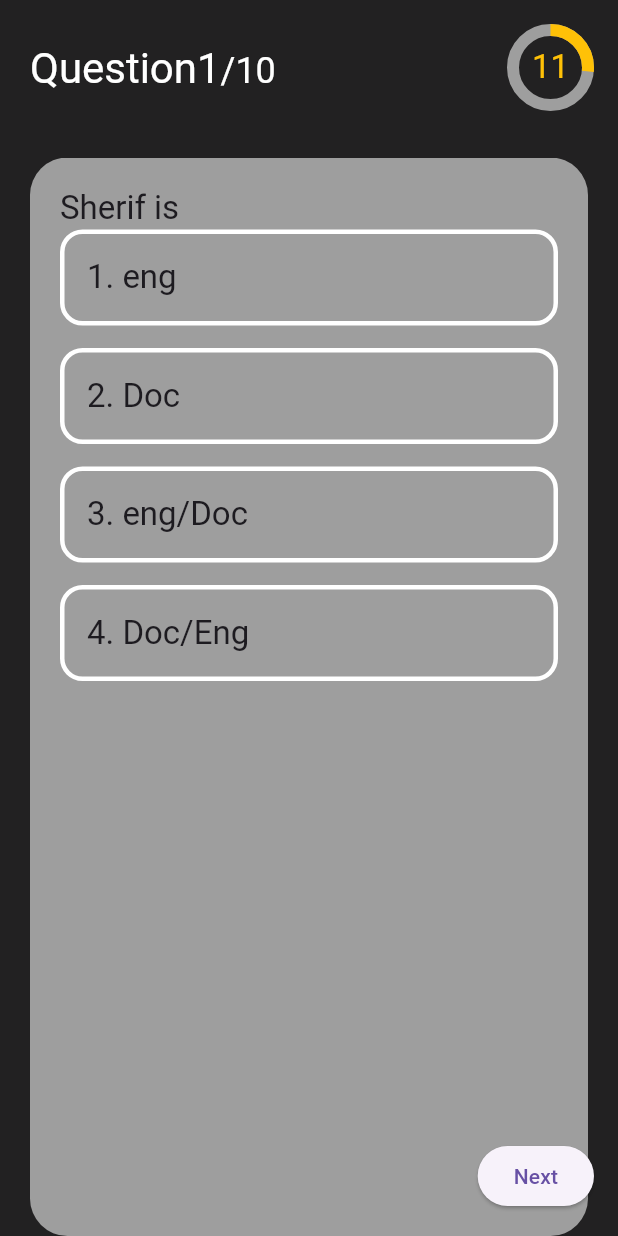
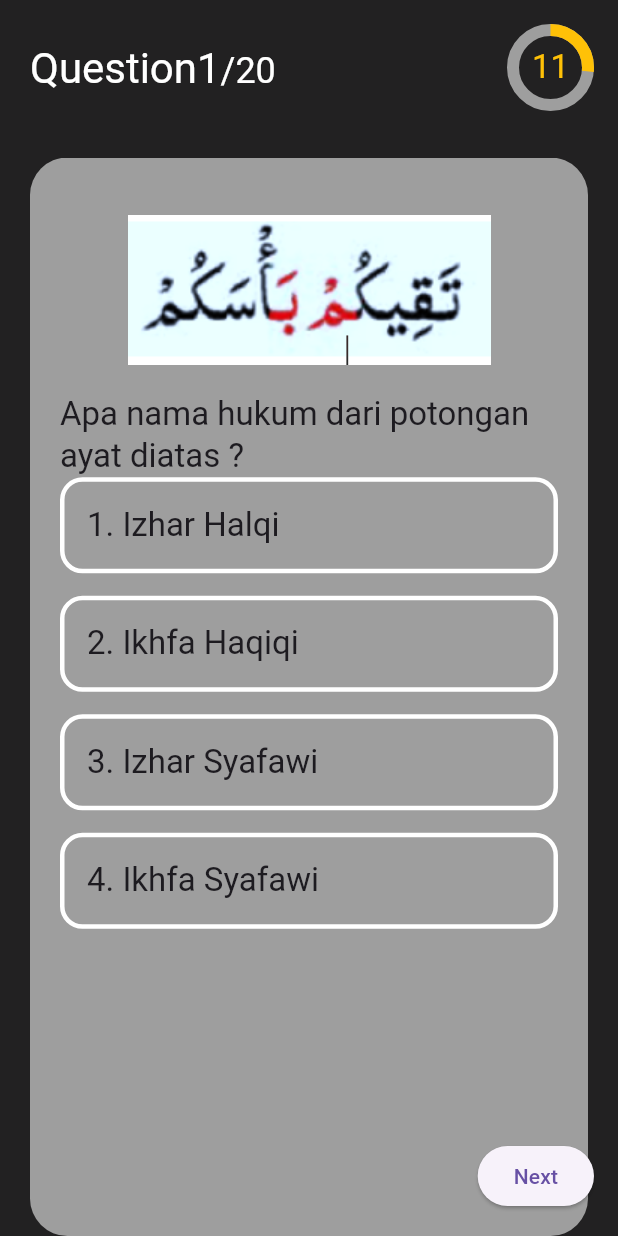
Before and after one commit to Noerz/ilmu_tajwid, a Flutter app: the QuizView screen opened by its route, swiped to page 4, on a phone screen of 412 x 824 dp. Run offline on Flutter 3.47's test engine with Material 3 defaults, Android fonts, the phone set to English and light mode, and no system bars; our stand-ins replace dio, flutter_dotenv, flutter_secure_storage, get, google_fonts, pretty_dio_logger; accounts and stored records are empty.

Commit message:
Update Quiz Controller

```diff
--- a/lib/app/global_widgets/answer_option.dart
+++ b/lib/app/global_widgets/answer_option.dart
@@ -15,16 +15,16 @@ class AnswerOption extends StatelessWidget {
   final int index;
   final int questionId;
   final Function() onPressed;
-//هنا الويدجت بتاععت الاجابات
+
   @override
   Widget build(BuildContext context) {
     return GetBuilder<QuizController>(
       init: Get.find<QuizController>(),
       builder: (controller) => InkWell(
-          onTap: controller.checkIsQuestionAnswered(questionId) ? null : onPressed,
+          onTap:
+              controller.checkIsQuestionAnswered(questionId) ? null : onPressed,
           child: Container(
             width: double.infinity,
-
             decoration: BoxDecoration(
                 borderRadius: BorderRadius.circular(15),
                 border:
@@ -34,16 +34,18 @@ class AnswerOption extends StatelessWidget {
               child: Row(
                 mainAxisAlignment: MainAxisAlignment.spaceBetween,
                 children: [
-                  RichText(
+                  Flexible(
+                    child: RichText(
                       text: TextSpan(
                           text: '${index + 1}. ',
-                        style: Theme.of(context).textTheme.headline6,
+                          style: Theme.of(context).textTheme.titleLarge,
                           children: [
                             TextSpan(
                               text: text,
-                            style: Theme.of(context).textTheme.headline6,
+                              style: Theme.of(context).textTheme.titleLarge,
                             ),
                           ]),
+                    ),
                   ),
                   if (controller.checkIsQuestionAnswered(questionId) &&
                       controller.selectAnswer == index)
@@ -62,7 +64,8 @@ class AnswerOption extends StatelessWidget {
                       child: Icon(
                         controller.getIcon(index),
                         color: Colors.white,
-                        ))
+                      ),
+                    ),
                 ],
               ),
             ),
--- a/lib/app/modules/quiz/controllers/quiz_controller.dart
+++ b/lib/app/modules/quiz/controllers/quiz_controller.dart
@@ -24,7 +24,7 @@ class QuizController extends GetxController {
     QuestionModel(
         id: 2,
         question: "Manakah yang termasuk contoh ikfa syafawi ?",
-        answer: 1,
+        answer: 2,
         options: [
           'أَنْعَمْتَ',
           'هُمْ بِذَلِكَ ',
@@ -35,56 +35,200 @@ class QuizController extends GetxController {
     QuestionModel(
         id: 3,
         question: "Huruf ikfa syafawi ada satu yaitu ?",
-        answer: 2,
-        options: ['ن', 'م', 'ت', 'ب'],
+        answer: 4,
+        options: [
+          'ن',
+          'م',
+          'ت',
+          'ب',
+        ],
         image: null),
     QuestionModel(
         id: 4,
-        question: "Sherif is",
-        answer: 1,
-        options: ['eng', 'Doc', 'eng/Doc', 'Doc/Eng'],
-        image: 'test.png'),
+        question: "Apa nama hukum dari potongan ayat diatas ?",
+        answer: 4,
+        options: [
+          'Izhar Halqi',
+          'Ikhfa Haqiqi',
+          'Izhar Syafawi',
+          'Ikhfa Syafawi'
+        ],
+        image: 'assets/quiz2.png'),
     QuestionModel(
         id: 5,
-        question: "Best Rapper in Egypt",
-        answer: 3,
-        options: ['Eljoker', 'Abyu', 'R3', 'All of the above'],
-        image: 'test.png'),
+        question: "Berikut ini merupakan huruf idghom bighunnah, kecuali ?",
+        answer: 4,
+        options: [
+          'ي',
+          ' و',
+          'ن',
+          'ب',
+        ],
+        image: null),
     QuestionModel(
         id: 6,
-        question: "Real Name of ahmed sherif",
-        answer: 2,
-        options: ['ahmed sherif', 'sherif', 'Haytham', 'NONE OF ABOVE'],
-        image: 'test.png'),
+        question: 'Yang dinamakan dengan iqlab ialah ?',
+        answer: 4,
+        options: [
+          'Nun sukun atau tanwin bertemu dg ي _ م _ ن _ و',
+          'Nun sukun atau tanwin bertemu ا _ ح _ خ _ ع _ غ _ ء',
+          'Nun sukun atau tanwin bertemu ا _ ر',
+          'Nun sukun atau tanwin bertemu ب',
+        ],
+        image: null),
     QuestionModel(
         id: 7,
-        question: "Sherif love",
+        question: "Yang dimaksud idghom mutamasilain (idghom mimi) ialah ?",
         answer: 3,
-        options: ['Pharma', 'Micro', 'Medicnal', 'NONE OF ABOVE'],
-        image: 'test.png'),
+        options: [
+          'mim mati menghadapi huruf hijaiyah  selain م dan ب',
+          'mim mati menghadapi ب',
+          'mim mati menghadapi م',
+          'mim mati menghadapi ن',
+        ],
+        image: null),
     QuestionModel(
         id: 8,
-        question: "hello",
-        answer: 3,
-        options: ['hello', 'hi', 'hola', 'Suiiiiiiiiiiii'],
-        image: 'test.png'),
+        question:
+            "Ada berapa huruf hijaiyah hukum bacaan ikhfa haqiqi dalam nun mati/tanwin ?",
+        answer: 1,
+        options: ['15', '2', '4', '6'],
+        image: null),
     QuestionModel(
         id: 9,
-        question: "Best Channel for Flutter ",
+        question: "Kalimat مِنْ رَبِّهِمْ merupakan contoh hukum ?",
         answer: 2,
         options: [
-          'Sec it',
-          'Sec it developer',
-          'sec it developers',
-          'mesh sec it '
+          'idghom bighunnah',
+          'idghom bilaghunnah',
+          'ikhfa',
+          'izhar',
         ],
-        image: 'assets/test.png'),
+        image: null),
     QuestionModel(
         id: 10,
-        question: "Best State Mangment Ststem is ",
+        question:
+            "Dalam hukum bacaan nun mati/tanwin huruf lam dan ro termasuk apa ? ",
+        answer: 4,
+        options: [
+          'izhar',
+          'Iqlab',
+          'Idghom bighunnah',
+          'Idghom bilaghunnah',
+        ],
+        image: null),
+    QuestionModel(
+        id: 11,
+        question: "Yang termasuk huruf idghom ialah ?",
+        answer: 3,
+        options: [
+          'و ف ق',
+          'س ش ص',
+          'ي ن م',
+          'ل ر ز',
+        ],
+        image: null),
+    QuestionModel(
+        id: 12,
+        question: "Hukum nun sukun pada kata مِنْ بَعْدِ adalah",
+        answer: 2,
+        options: [
+          'idzhar',
+          'Iqlab',
+          'Idghom',
+          'Ikhfa',
+        ],
+        image: null),
+    QuestionModel(
+        id: 13,
+        question: "Hukum Berikut ini merupakan contoh izhar ? ",
+        answer: 2,
+        options: [
+          'مَنْ يَقُوْلُ',
+          'مِنْ خَوْفٍ',
+          'مِنْ بَعْدِ',
+          'مِنْ قَبْلِك',
+        ],
+        image: null),
+    QuestionModel(
+        id: 14,
+        question: "Hukum membaca Al-Qur’an dengan ilmu tajwid adalah ?",
         answer: 1,
-        options: ['BloC', 'GetX', 'Provider', 'riverPod'],
-        image: 'test.png'),
+        options: [
+          'Wajin',
+          'Makruh',
+          'Mubah',
+          'Sunnah',
+        ],
+        image: null),
+    QuestionModel(
+        id: 15,
+        question: "Yang dinamakan dengan iqlab ialah ?",
+        answer: 4,
+        options: [
+          'Nun sukun atau tanwin bertemu dg ي _ م _ ن _ و',
+          'Nun sukun atau tanwin bertemu ا _ ح _ خ _ ع _ غ _ ء',
+          'Nun sukun atau tanwin bertemu ا _ ر',
+          'Nun sukun atau tanwin bertemu ب',
+        ],
+        image: null),
+    QuestionModel(
+        id: 16,
+        question: "Apa nama hukum dari potongan ayat diatas ? ",
+        answer: 3,
+        options: [
+          'Idgham mimi',
+          'Idgham bilaghunnah',
+          'Idgham mutajanisain',
+          'Idgham mutaqaribain',
+        ],
+        image: 'assets/quiz16.png'),
+    QuestionModel(
+        id: 17,
+        question:
+            "Hukum bacaan izhar Syafawi pada nun mati/tanwin ada berapa huruf ?",
+        answer: 1,
+        options: [
+          '26',
+          '1',
+          '4',
+          '6',
+        ],
+        image: null),
+    QuestionModel(
+        id: 18,
+        question:
+            "Hukum bacaan izhar Halqi pada nun mati/tanwin ada berapa huruf ?",
+        answer: 4,
+        options: [
+          '2',
+          '1',
+          '4',
+          '6',
+        ],
+        image: null),
+    QuestionModel(
+        id: 19,
+        question: "Ada berapa hukum bacaan nun mati/tanwin ?",
+        answer: 3,
+        options: [
+          '3',
+          '5',
+          '6',
+          '2',
+        ],
+        image: null),
+    QuestionModel(
+        id: 20,
+        question: "Yang dinamakan ikhfa’ ialah ? ",
+        answer: 4,
+        options: [
+          'Nun sukun atau tanwin bertemu dg 10 huruf',
+          'Nun sukun atau tanwin bertemu dg 12 huruf',
+          'Nun sukun atau tanwin bertemu dg 14 huruf',
+          'Nun sukun atau tanwin bertemu dg 15 huruf',
+        ],
+        image: null),
   ];
 
   List<QuestionModel> get questionsList => [..._questionsList];
```
Also changed, not shown: assets/quiz16.png (added), assets/quiz2.png (added). Lines whose indentation alone changed are shown as unchanged.
